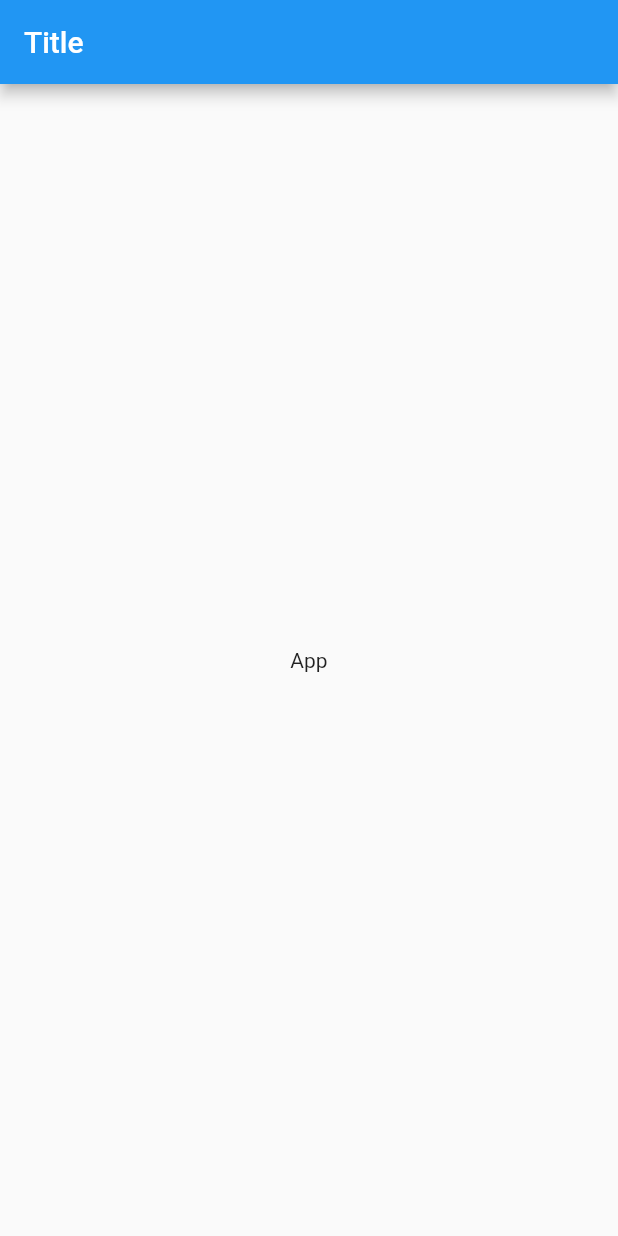
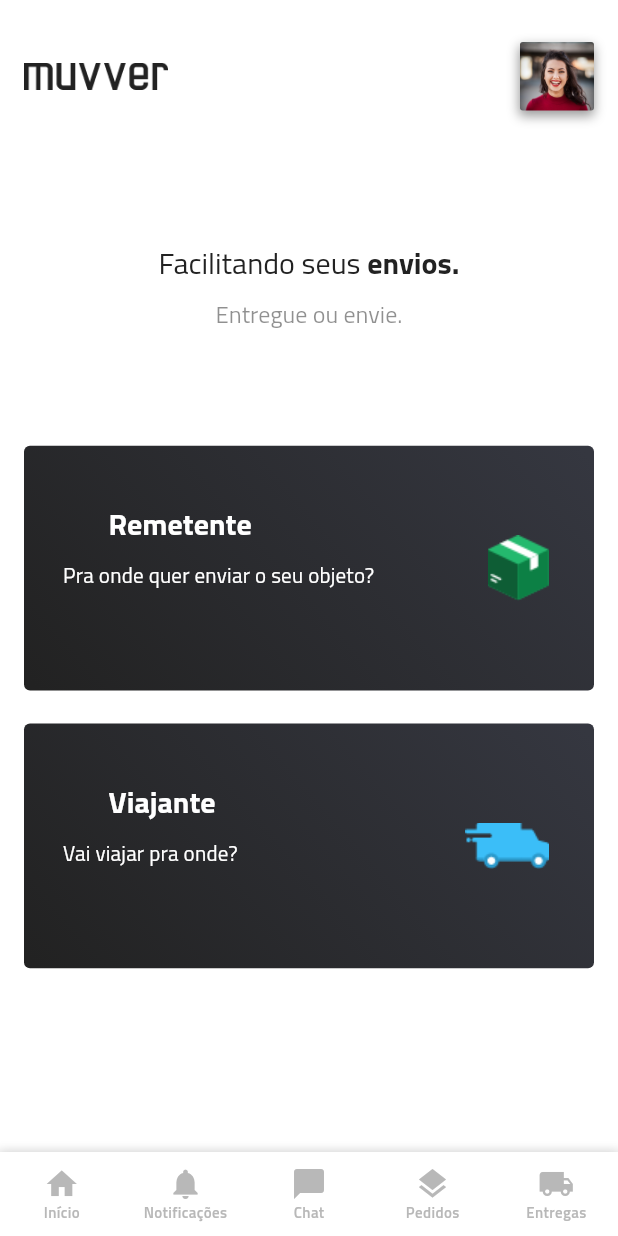
Before and after one commit to Gabriel-S-Souza/muvver_desafio_jera, a Flutter app: the screen it shows after launch, on a phone screen of 412 x 824 dp. Run offline on Flutter 3.47's test engine with Material 2 defaults, Android fonts, the phone set to English and light mode, and no system bars.

Commit message:
Creates the HomeView

```diff
--- a/lib/app/core/theme/custom_theme.dart
+++ b/lib/app/core/theme/custom_theme.dart
@@ -9,51 +9,59 @@ class CustomTheme {
         primary: CustomColors.green,
         onPrimary: CustomColors.green,
         secondary: CustomColors.black,
-        onSecondary: CustomColors.black,
+        onSecondary: CustomColors.blackLight,
         error: CustomColors.error,
         onError: CustomColors.error,
         background: CustomColors.white,
-        onBackground: CustomColors.white,
+        onBackground: CustomColors.black,
         surface: CustomColors.greenLight,
         onSurface: CustomColors.greenLight,
         onTertiary: CustomColors.greenLight,
         outline: CustomColors.black,
         tertiary: CustomColors.gray,
-        surfaceTint: CustomColors.greenLight
+        surfaceTint: CustomColors.greenLight,
       ),
+      shadowColor: CustomColors.black.withOpacity(0.25),
       fontFamily: 'TitilliumWeb',
-      textTheme: const TextTheme(
-        headline1: TextStyle(
+      textTheme: TextTheme(
+        headline1: const TextStyle(
           fontSize: 32,
-          fontWeight: FontWeight.w400,
+          fontWeight: FontWeight.w800,
+          color: CustomColors.black
         ),
-        headline2: TextStyle(
+        headline2: const TextStyle(
+          fontSize: 20,
+          fontWeight: FontWeight.w700,
+          color: CustomColors.black
+        ),
+        headline3: const TextStyle(
           fontSize: 20,
           fontWeight: FontWeight.w400,
         ),
-        headline3: TextStyle(
+       headline4: const TextStyle(
+          fontSize: 18,
+          fontWeight: FontWeight.w400,
+          color: CustomColors.black
+        ),
+        headline5: TextStyle(
           fontSize: 16,
           fontWeight: FontWeight.w400,
+          color: CustomColors.black.withOpacity(0.5)
         ),
-        headline4: TextStyle(
+        bodyText1: const TextStyle(
+          fontSize: 16,
+          fontWeight: FontWeight.w400,
+          color: CustomColors.black
+        ),
+        subtitle1: const TextStyle(
           fontSize: 14,
           fontWeight: FontWeight.w400,
+          color: CustomColors.black
         ),
-        headline5: TextStyle(
+        bodyText2: const TextStyle(
           fontSize: 12,
-          fontWeight: FontWeight.w400,
-        ),
-        bodyText1: TextStyle(
-          fontSize: 16,
-          fontWeight: FontWeight.w800,
-        ),
-        subtitle1: TextStyle(
-          fontSize: 14,
-          fontWeight: FontWeight.w400,
-        ),
-        bodyText2: TextStyle(
-          fontSize: 12,
-          fontWeight: FontWeight.w800,
+          fontWeight: FontWeight.w600,
+          color: CustomColors.black
         ),
       ));
 }
--- /dev/null
+++ b/lib/app/core/utils/assets.dart
@@ -0,0 +1,6 @@
+class Assets {
+  static const String logo = 'assets/images/logo@2x.png';
+  static const String profile = 'assets/images/profile.jpg';
+  static const String box = 'assets/images/ic-box.png';
+  static const String truck = 'assets/images/delivery-truck.png';
+}
--- a/lib/app/core/utils/utils.dart
+++ b/lib/app/core/utils/utils.dart
@@ -0,0 +1 @@
+export 'assets.dart';
--- a/lib/app/features/home/home.dart
+++ b/lib/app/features/home/home.dart
@@ -0,0 +1 @@
+export 'home_view.dart';
--- /dev/null
+++ b/lib/app/features/home/home_view.dart
@@ -0,0 +1,156 @@
+import 'package:flutter/material.dart';
+
+import '../../core/core.dart';
+import 'widgets/widgets.dart';
+
+class HomeView extends StatelessWidget {
+  const HomeView({Key? key}) : super(key: key);
+
+  @override
+  Widget build(BuildContext context) => SafeArea(
+    child: Scaffold(
+        body: Padding(
+          padding: const EdgeInsets.only(
+            top: 28,
+            left: 16,
+            right: 16
+          ),
+          child: Column(
+            children: <Widget>[
+              Flexible(
+                flex: 2,
+                fit: FlexFit.tight,
+                child: Align(
+                  alignment: Alignment.topCenter,
+                  child: Row(
+                    mainAxisAlignment: MainAxisAlignment.spaceBetween,
+                    children: <Widget>[
+                      Image.asset(
+                        Assets.logo,
+                        height: 18,
+                      ),
+                      FractionallySizedBox(
+                        heightFactor: 0.34,
+                        child: Container(
+                          clipBehavior: Clip.antiAlias,
+                          decoration: BoxDecoration(
+                            borderRadius: BorderRadius.circular(2),
+                            boxShadow: [
+                              BoxShadow(
+                                offset: const Offset(0, 3),
+                                blurRadius: 6.0,
+                                color: Theme.of(context)
+                                    .colorScheme.shadow.withOpacity(0.4)
+                              )
+                            ],
+                          ),
+                          child: Image.asset(
+                            Assets.profile,
+                          ),
+                        ),
+                      ),
+                    ],
+                  ),
+                ),
+              ),
+              Flexible(
+                flex: 2,
+                fit: FlexFit.tight,
+                child: Column(
+                  children: [
+                    RichText(
+                      text: TextSpan(
+                        text: 'Facilitando seus ',
+                        style: Theme.of(context).textTheme.headline3?.copyWith(
+                          color: Theme.of(context).colorScheme.secondary,
+                        ),
+                        children: [
+                          TextSpan(
+                            text: 'envios.',
+                            style: Theme.of(context).textTheme.headline2
+                                ?.copyWith(
+                              color: Theme.of(context).colorScheme.secondary,
+                            ),
+                          ),
+                        ]
+                      ),
+                      maxLines: 1,
+                    ),
+                    const SizedBox(height: 12),
+                    Text(
+                      'Entregue ou envie.',
+                      style: Theme.of(context).textTheme.headline5
+                    )
+                  ],
+                ),
+              ),
+              Flexible(
+                flex: 7,
+                child: FractionallySizedBox(
+                  heightFactor: 0.74,
+                  child: Column(
+                    children: const <Widget>[
+                      Expanded(
+                        child: CardFeatureWidget(
+                          title: 'Remetente',
+                          subtitle: 'Pra onde quer enviar o seu objeto?',
+                          image: AssetImage(Assets.box),
+                        ),
+                      ),
+                      SizedBox(height: 22),
+                      Expanded(
+                        child: FractionallySizedBox(
+                          widthFactor: 1.0,
+                          child: CardFeatureWidget(
+                            title: 'Viajante',
+                            subtitle: 'Vai viajar pra onde?',
+                            image: AssetImage(Assets.truck),
+                          ),
+                        ),
+                      ),
+                    ],
+                  ),
+                ),
+              )
+            ],
+          ),
+        ),
+        bottomNavigationBar: Container(
+          decoration: BoxDecoration(
+            boxShadow: [
+              BoxShadow(
+                offset: const Offset(0, -1),
+                blurRadius: 5,
+                color: Theme.of(context).shadowColor.withOpacity(0.15)
+              )
+            ]
+          ),
+          child: BottomNavigationBar(
+            selectedFontSize: 10,
+            unselectedFontSize: 10,
+            backgroundColor: Theme.of(context).colorScheme.background,
+            selectedItemColor: Theme.of(context).colorScheme.tertiary,
+            unselectedItemColor: Theme.of(context).colorScheme.tertiary,
+            type: BottomNavigationBarType.fixed,
+            items: const [
+              BottomNavigationBarItem(
+                  icon: Icon(Icons.home),
+                  label: 'Início',),
+              BottomNavigationBarItem(
+                  icon: Icon(Icons.notifications),
+                  label: 'Notificações',),
+              BottomNavigationBarItem(
+                  icon: Icon(Icons.chat_bubble),
+                  label: 'Chat',),
+              BottomNavigationBarItem(
+                  icon: Icon(Icons.layers),
+                  label: 'Pedidos',),
+              BottomNavigationBarItem(
+                  icon: Icon(Icons.local_shipping),
+                  label: 'Entregas',),
+            ],
+          ),
+        ),
+      ),
+  );
+}
--- /dev/null
+++ b/lib/app/features/home/widgets/card_feature_widget.dart
@@ -0,0 +1,76 @@
+import 'package:flutter/material.dart';
+
+class CardFeatureWidget extends StatelessWidget {
+  const CardFeatureWidget({
+    Key? key,
+    required this.title,
+    required this.subtitle,
+    required this.image,
+  }) : super(key: key);
+  final String title;
+  final String subtitle;
+  final ImageProvider image;
+
+  @override
+  Widget build(BuildContext context) => LayoutBuilder(
+    builder: (context, constraints) => Ink(
+      decoration: BoxDecoration(
+        borderRadius: BorderRadius.circular(4),
+        gradient: LinearGradient(
+          transform: const GradientRotation(-7),
+          colors: [
+            Theme.of(context).colorScheme.secondary,
+            Theme.of(context).colorScheme.onSecondary,
+          ]
+        ),
+      ),
+      child: InkWell(
+        onTap: () {},
+        highlightColor: Theme.of(context).colorScheme.onSecondary,
+        splashColor: Theme.of(context).colorScheme.onSecondary,
+        focusColor: Colors.transparent,
+        child: Row(
+          mainAxisAlignment: MainAxisAlignment.spaceBetween,
+          children: [
+            Flexible(
+              child: Padding(
+                padding: EdgeInsets
+                    .fromLTRB(26, constraints.maxHeight * 0.25, 60, 0),
+                child: Column(
+                  crossAxisAlignment: CrossAxisAlignment.stretch,
+                  children: [
+                    Padding(
+                      padding: EdgeInsets
+                          .only(left: constraints.maxWidth * 0.08),
+                      child: Text(
+                        title,
+                        style: Theme.of(context).textTheme.headline2
+                          ?.copyWith(
+                            color: Theme.of(context).colorScheme.background
+                          ),
+                      ),
+                    ),
+                    const SizedBox(height: 12),
+                    Text(
+                      subtitle,
+                      style: Theme.of(context).textTheme.subtitle1
+                        ?.copyWith(
+                          color: Theme.of(context).colorScheme.background
+                        ),
+                    ),
+                  ],
+                ),
+              ),
+            ),
+            Padding(
+              padding: const EdgeInsets.only(right: 30),
+              child: Image(
+                image: image
+              ),
+            )
+          ],
+        ),
+      ),
+    )
+  );
+}
--- /dev/null
+++ b/lib/app/features/home/widgets/widgets.dart
@@ -0,0 +1 @@
+export 'card_feature_widget.dart';
--- a/lib/app/my_app.dart
+++ b/lib/app/my_app.dart
@@ -1,35 +1,18 @@
 import 'package:flutter/material.dart';
+
+import 'core/core.dart';
+import 'features/fetures.dart';
 
 class MyApp extends StatelessWidget {
   const MyApp({Key? key}) : super(key: key);
 
   @override
   Widget build(BuildContext context) => MaterialApp(
-      title: 'Flutter Demo',
-      theme: ThemeData(
-        primarySwatch: Colors.blue,
-      ),
-      home: const MyHomePage(),
+      title: 'muvver',
+      theme: CustomTheme.theme,
+      routes: <String, WidgetBuilder>{
+        '/home': (BuildContext context) => const HomeView(),
+      },
+      initialRoute: '/home',
     );
 }
-
-class MyHomePage extends StatelessWidget {
-  const MyHomePage({Key? key}) : super(key: key);
-
-  @override
-  Widget build(BuildContext context) => Scaffold(
-      appBar: AppBar(
-        title: const Text('Title'),
-      ),
-      body: Center(
-        child: Column(
-          mainAxisAlignment: MainAxisAlignment.center,
-          children: const <Widget>[
-            Text(
-              'App',
-            ),
-          ],
-        ),
-      ),
-    );
-}
--- a/lib/main.dart
+++ b/lib/main.dart
@@ -1,6 +1,13 @@
 import 'package:flutter/material.dart';
+import 'package:flutter/services.dart';
 import 'app/app.dart';
+import 'app/core/core.dart';
 
 void main() {
+  SystemChrome.setSystemUIOverlayStyle(SystemUiOverlayStyle.light.copyWith(
+    statusBarColor: CustomColors.white,
+    statusBarIconBrightness: Brightness.dark
+  ));
+
   runApp(const MyApp());
 }
--- a/pubspec.yaml
+++ b/pubspec.yaml
@@ -27,8 +27,8 @@ flutter:
   uses-material-design: true
 
   # To add assets to your application, add an assets section, like this:
-  # assets:
-  #   - images/a_dot_burr.jpeg
+  assets:
+    - assets/images/
   #   - images/a_dot_ham.jpeg
 
   # An image asset can refer to one or more resolution-specific "variants", see
```
Also changed, not shown: assets/images/delivery-truck.png (added), assets/images/delivery-truck@2x.png (added), assets/images/ic-box.png (added), assets/images/ic-box@2x.png (added), assets/images/logo.png (added), assets/images/logo@2x.png (added), assets/images/profile.jpg (added).
